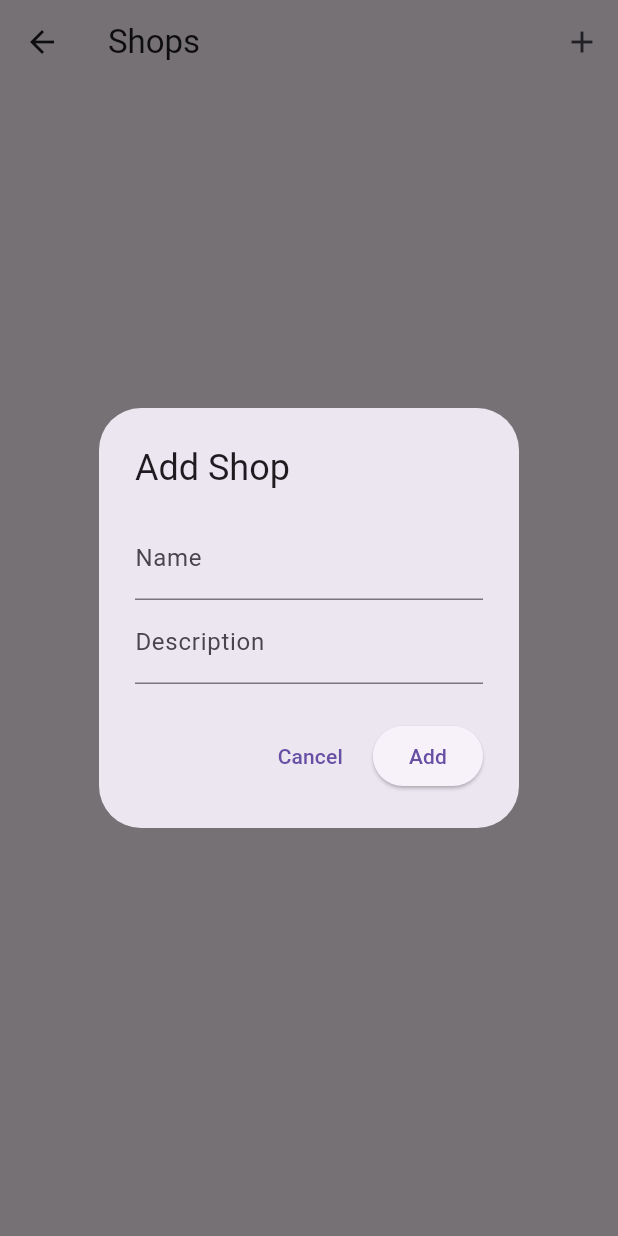
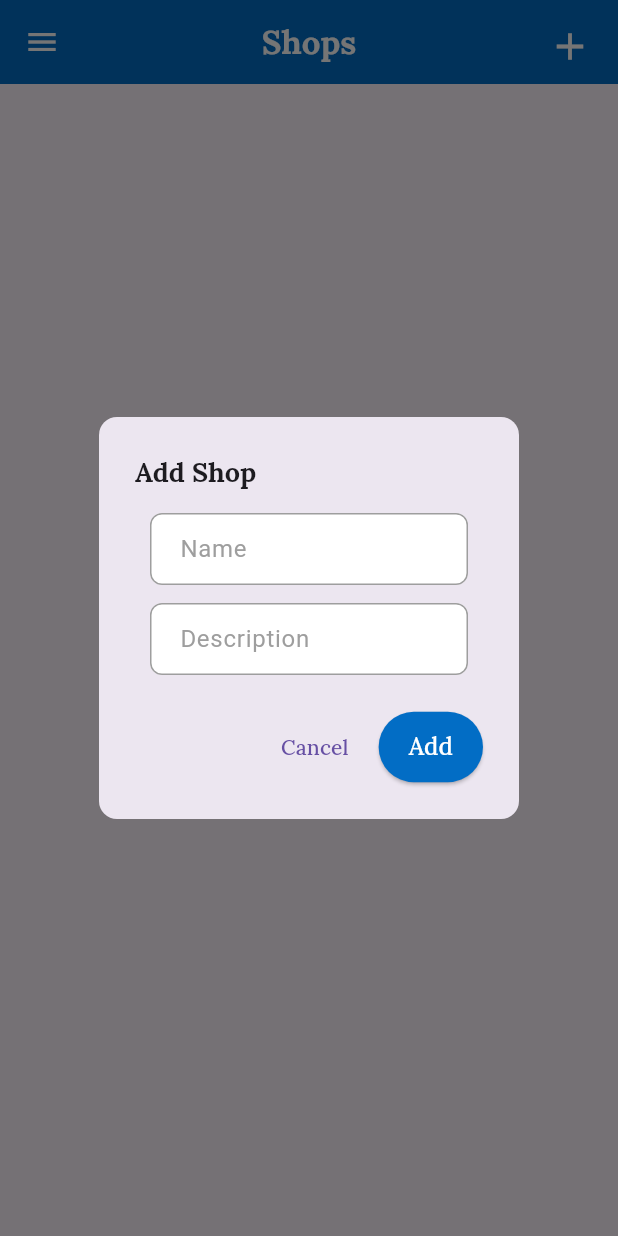
Before and after one commit to rojanparajuli/Finance_app, a Flutter app: the ShopScreen screen opened directly, after a tap on the "add" icon, on a phone screen of 412 x 824 dp. Run offline on Flutter 3.47's test engine with Material 3 defaults, Android fonts, the phone set to English and light mode, and no system bars; our stand-ins replace bloc, cloud_firestore, equatable, firebase_auth, firebase_core, flutter_bloc and 6 more; accounts and stored records are empty.

Commit message:
shop screen done

```diff
--- a/lib/screen/shop/shop_screen.dart
+++ b/lib/screen/shop/shop_screen.dart
@@ -1,10 +1,13 @@
 import 'package:finance/bloc/shop/shop_bloc.dart';
 import 'package:finance/bloc/shop/shop_event.dart';
 import 'package:finance/bloc/shop/shop_state.dart';
+import 'package:finance/constant/colors.dart';
 import 'package:finance/model/shop/shop_model.dart';
 import 'package:finance/screen/shop/trasection_screen.dart';
 import 'package:flutter/material.dart';
 import 'package:flutter_bloc/flutter_bloc.dart';
+import 'package:google_fonts/google_fonts.dart';
+import 'package:getwidget/getwidget.dart';
 
 class ShopScreen extends StatelessWidget {
   const ShopScreen({super.key});
@@ -13,17 +16,34 @@ class ShopScreen extends StatelessWidget {
   Widget build(BuildContext context) {
     return Scaffold(
       appBar: AppBar(
-        title: const Text("Shops"),
+        title: Text(
+          "Shops",
+          style: GoogleFonts.lora(
+            color: Colors.white,
+            fontSize: 22,
+            fontWeight: FontWeight.bold,
+          ),
+        ),
+        centerTitle: true,
+        backgroundColor: Appcolor.primary,
         actions: [
-          IconButton(
-            icon: const Icon(Icons.add),
+          Padding(
+            padding: const EdgeInsets.all(8.0),
+            child: IconButton(
+              icon: const Icon(
+                Icons.add,
+                size: 30,
+                color: Colors.white,
+              ),
               onPressed: () {
-              // Navigate to add shop form
                 _showShopForm(context);
               },
             ),
+          ),
         ],
+        iconTheme: const IconThemeData(color: Colors.white),
       ),
+      drawer: const Drawer(),
       body: BlocBuilder<ShopBloc, ShopState>(
         builder: (context, state) {
           if (state is ShopLoading) {
@@ -35,21 +55,41 @@ class ShopScreen extends StatelessWidget {
             }
 
             return ListView.builder(
+              padding: const EdgeInsets.all(16),
               itemCount: shops.length,
               itemBuilder: (context, index) {
                 final shop = shops[index];
-                return ListTile(
-                  title: Text(shop.name),
-                  subtitle: Text(shop.description),
-                  trailing: Row(
-                    mainAxisSize: MainAxisSize.min,
+                return Card(
+                  margin: const EdgeInsets.symmetric(vertical: 8),
+                  elevation: 2,
+                  child: GFListTile(
+                    title: Text(
+                      shop.name,
+                      style: GoogleFonts.lora(
+                        fontWeight: FontWeight.bold,
+                        fontSize: 20,
+                      ),
+                    ),
+                    subTitle: Text(
+                      shop.description,
+                      style: GoogleFonts.lora(fontSize: 16),
+                    ),
+                    avatar: GFAvatar(
+                      backgroundColor: Appcolor.primary,
+                      child: Text(
+                        shop.name[0].toUpperCase(),
+                        style: const TextStyle(color: Colors.white),
+                      ),
+                    ),
+                    icon: Row(
+                      mainAxisAlignment: MainAxisAlignment.end,
                       children: [
                         IconButton(
-                        icon: const Icon(Icons.edit),
+                          icon: const Icon(Icons.edit, color: Appcolor.primary),
                           onPressed: () => _showShopForm(context, shop: shop),
                         ),
                         IconButton(
-                        icon: const Icon(Icons.delete),
+                          icon: const Icon(Icons.delete, color: Colors.red),
                           onPressed: () {
                             BlocProvider.of<ShopBloc>(context)
                                 .add(DeleteShop(shop.id.toString()));
@@ -58,10 +98,15 @@ class ShopScreen extends StatelessWidget {
                       ],
                     ),
                     onTap: () {
-                    Navigator.push(context, MaterialPageRoute(
-                      builder: (context) => TransactionScreen(shopId: shop.id.toString()),
-                    ));
+                      Navigator.push(
+                        context,
+                        MaterialPageRoute(
+                          builder: (context) =>
+                              TransactionScreen(shopId: shop.id.toString()),
+                        ),
+                      );
                     },
+                  ),
                 );
               },
             );
@@ -84,15 +129,40 @@ void _showShopForm(BuildContext context, {Shop? shop}) {
       context: context,
       builder: (context) {
         return AlertDialog(
-        title: Text(shop == null ? 'Add Shop' : 'Edit Shop'),
-        content: Form(
+          shape: RoundedRectangleBorder(
+            borderRadius: BorderRadius.circular(12),
+          ),
+          title: Text(
+            shop == null ? 'Add Shop' : 'Edit Shop',
+            style: GoogleFonts.lora(fontSize: 18, fontWeight: FontWeight.bold),
+          ),
+          content: Container(
+            padding: const EdgeInsets.symmetric(horizontal: 10),
+            child: Form(
               key: formKey,
               child: Column(
                 mainAxisSize: MainAxisSize.min,
                 children: [
                   TextFormField(
                     initialValue: name,
-                decoration: const InputDecoration(labelText: 'Name'),
+                    decoration: InputDecoration(
+                      labelText: 'Name',
+                      labelStyle: const TextStyle(color: Colors.grey),
+                      focusedBorder: OutlineInputBorder(
+                        borderRadius: BorderRadius.circular(8),
+                        borderSide:
+                            const BorderSide(color: Appcolor.primary, width: 2),
+                      ),
+                      enabledBorder: OutlineInputBorder(
+                        borderRadius: BorderRadius.circular(8),
+                        borderSide:
+                            const BorderSide(color: Colors.grey, width: 1),
+                      ),
+                      filled: true,
+                      fillColor: Colors.white,
+                      contentPadding: const EdgeInsets.symmetric(
+                          horizontal: 16, vertical: 12),
+                    ),
                     validator: (value) {
                       if (value == null || value.isEmpty) {
                         return 'Please enter a name';
@@ -101,18 +171,40 @@ void _showShopForm(BuildContext context, {Shop? shop}) {
                     },
                     onSaved: (value) => name = value!,
                   ),
+                  const SizedBox(height: 12),
                   TextFormField(
                     initialValue: description,
-                decoration: const InputDecoration(labelText: 'Description'),
+                    decoration: InputDecoration(
+                      labelText: 'Description',
+                      labelStyle: const TextStyle(color: Colors.grey),
+                      focusedBorder: OutlineInputBorder(
+                        borderRadius: BorderRadius.circular(8),
+                        borderSide:
+                            const BorderSide(color: Appcolor.primary, width: 2),
+                      ),
+                      enabledBorder: OutlineInputBorder(
+                        borderRadius: BorderRadius.circular(8),
+                        borderSide:
+                            const BorderSide(color: Colors.grey, width: 1),
+                      ),
+                      filled: true,
+                      fillColor: Colors.white,
+                      contentPadding: const EdgeInsets.symmetric(
+                          horizontal: 16, vertical: 12),
+                    ),
                     onSaved: (value) => description = value!,
                   ),
                 ],
               ),
             ),
+          ),
           actions: [
             TextButton(
               onPressed: () => Navigator.pop(context),
-            child: const Text('Cancel'),
+              child: Text(
+                'Cancel',
+                style: GoogleFonts.lora(),
+              ),
             ),
             ElevatedButton(
               onPressed: () {
@@ -120,15 +212,13 @@ void _showShopForm(BuildContext context, {Shop? shop}) {
                   formKey.currentState!.save();
 
                   if (shop == null) {
-                  // Adding a new shop (no id provided)
                     BlocProvider.of<ShopBloc>(context).add(AddShop(Shop(
                       name: name,
                       description: description,
                     )));
                   } else {
-                  // Editing an existing shop (id already exists)
                     BlocProvider.of<ShopBloc>(context).add(EditShop(Shop(
-                    id: shop.id, // Pass the existing shop's id
+                      id: shop.id,
                       name: name,
                       description: description,
                     )));
@@ -136,7 +226,15 @@ void _showShopForm(BuildContext context, {Shop? shop}) {
                   Navigator.pop(context);
                 }
               },
-            child: Text(shop == null ? 'Add' : 'Update'),
+              style: ElevatedButton.styleFrom(
+                backgroundColor: Appcolor.primary,
+                padding:
+                    const EdgeInsets.symmetric(horizontal: 20, vertical: 12),
+              ),
+              child: Text(
+                shop == null ? 'Add' : 'Update',
+                style: GoogleFonts.lora(color: Colors.white, fontSize: 16),
+              ),
             ),
           ],
         );
```
Also changed, not shown: lib/animation/widget/shimmer_loading.dart (+29 -3 lines), lib/constant/quote.json (added, +104 -0 lines), lib/screen/shop/trasection_screen.dart (+19 -9 lines). Lines whose indentation alone changed are shown as unchanged.
